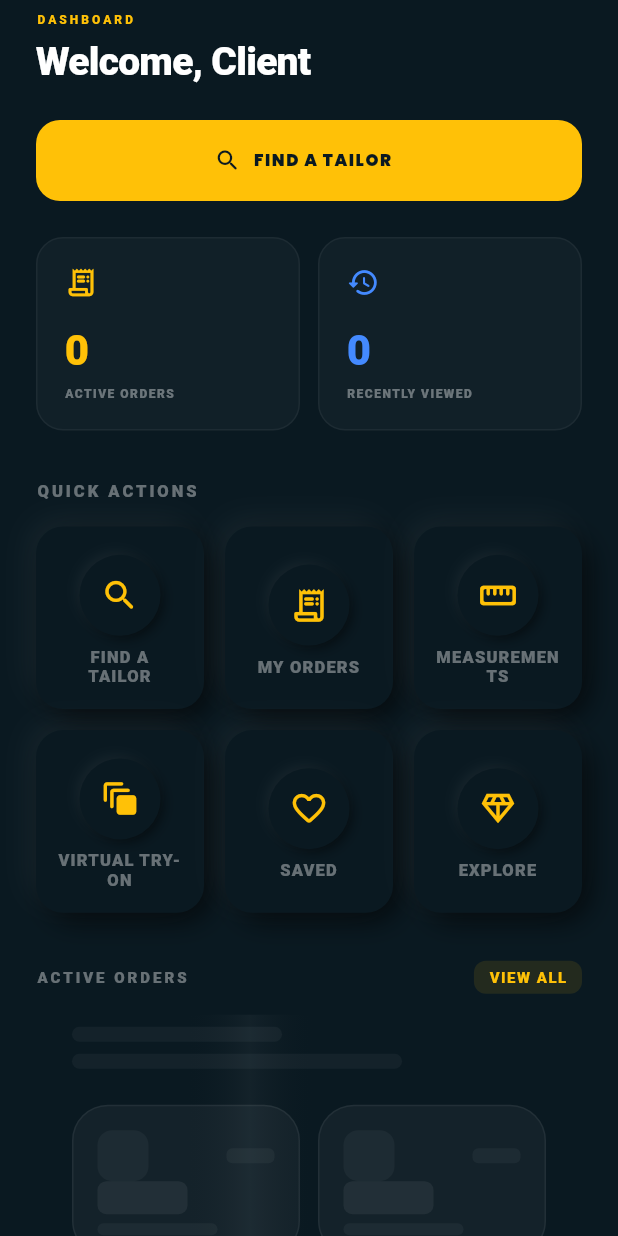
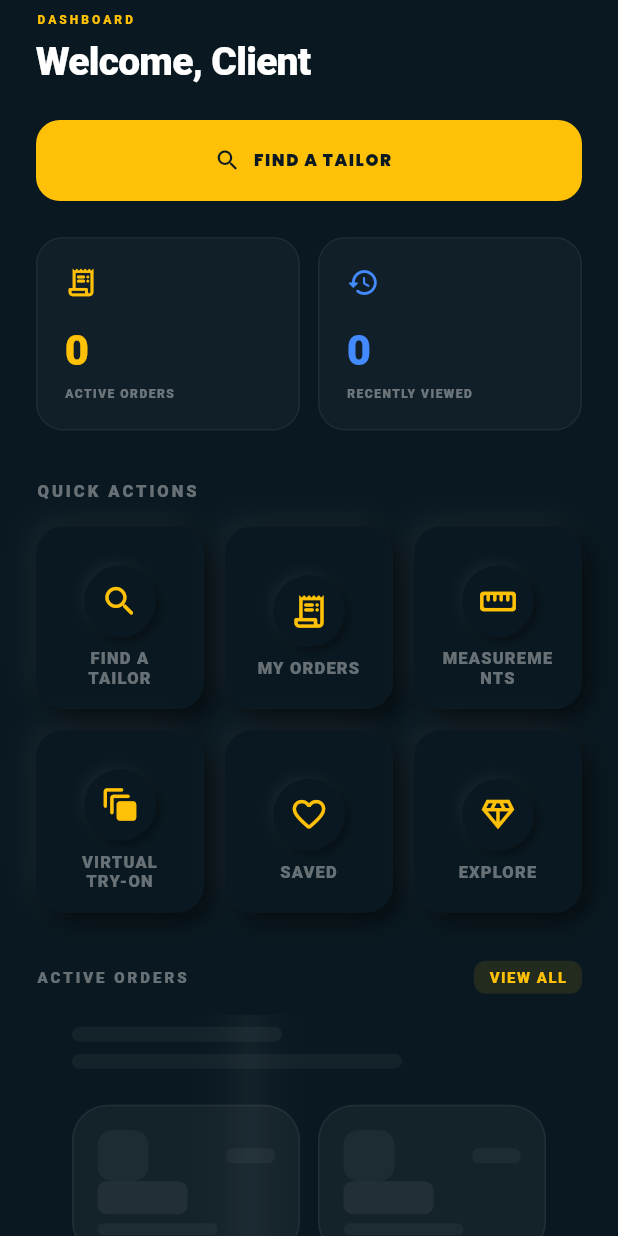
Before and after one commit to jacobthankgod4/Desby-App, a Flutter app: the ClientDashboard screen opened directly, on a phone screen of 412 x 824 dp. Run offline on Flutter 3.47's test engine with Material 3 defaults, Android fonts, the phone set to English and light mode, and no system bars; our stand-ins replace camera, confetti, connectivity_plus, dartz, device_info_plus, dio and 21 more; missing offline and left inert: dart:html, dart:js, dart:js_interop, dart:ui_web, fleather, flutterwave_standard and 3 more; accounts and stored records are empty; generated files the repository leaves out were written again; project files that could hold a hidden picture were left out.

Commit message:
fix(dashboard): restore breathing room inside the quick-action tiles
Migrating tailor's tile into the shared QuickActionTile silently dropped two
things that were doing the work in the old private _OpTile: the
Transform.scale(0.86) on the artwork, and 6px of padding. Every one of the 26
tiles got bigger as a result — the shared widget had no scale at all, and its
0.94 was the entrance animation, which settles at 1.0.

Padding on its own does not fix this. The processed artwork is a square whose
subject already fills most of the frame, so BoxFit.contain fits that square to
the tile's narrower dimension — which on a portrait tile is the width — and the
illustration ends up touching the left and right edges regardless of how much
padding is set. The explicit inset is what guarantees air on all four sides
independently of the source art's proportions.

Artwork now renders at 0.82 inside 18px padding. Icon-fallback tiles were scaled
to match (48px well, 11px inset) so an icon tile and an image tile carry the
same visual weight rather than the icon one looking oversized next to a smaller
illustration.

```diff
--- a/lib/features/dashboard/presentation/widgets/quick_action_tile.dart
+++ b/lib/features/dashboard/presentation/widgets/quick_action_tile.dart
@@ -183,7 +183,7 @@
         ],
       ),
       child: Padding(
-        padding: const EdgeInsets.fromLTRB(14, 14, 14, 10),
+        padding: const EdgeInsets.fromLTRB(18, 18, 18, 6),
         child: Column(
           mainAxisAlignment: MainAxisAlignment.center,
           children: [
@@ -255,7 +255,16 @@
     final dark = Theme.of(context).brightness == Brightness.dark;
 
     if (widget.asset != null && !_imageFailed) {
-      return Image.asset(
+      return Transform.scale(
+        // The processed artwork is a square whose subject already fills most of
+        // the frame, so laying it out at full bleed leaves the illustration
+        // touching the tile edges and the grid reads as one sheet of images.
+        // Padding alone does not fix that, because `contain` fits a square to
+        // the tile's narrower dimension — which on a portrait tile is the width.
+        // The explicit inset is what actually guarantees air on all four sides
+        // regardless of the source art's proportions.
+        scale: 0.82,
+        child: Image.asset(
           widget.asset!,
           fit: BoxFit.contain,
           filterQuality: FilterQuality.medium,
@@ -266,6 +275,7 @@
             });
             return const SizedBox.shrink();
           },
+        ),
       );
     }
 
@@ -273,8 +283,8 @@
     // the well is cut by an inverted shadow pair so it reads as pressed INTO
     // the surface, which is the counter-relief to the raised tile around it.
     return Container(
-      constraints: const BoxConstraints(minWidth: 54, minHeight: 54),
-      padding: const EdgeInsets.all(13),
+      constraints: const BoxConstraints(minWidth: 48, minHeight: 48),
+      padding: const EdgeInsets.all(11),
       decoration: BoxDecoration(
         color: colors.scaffoldBg,
         shape: BoxShape.circle,
```
Lines whose indentation alone changed are shown as unchanged.
